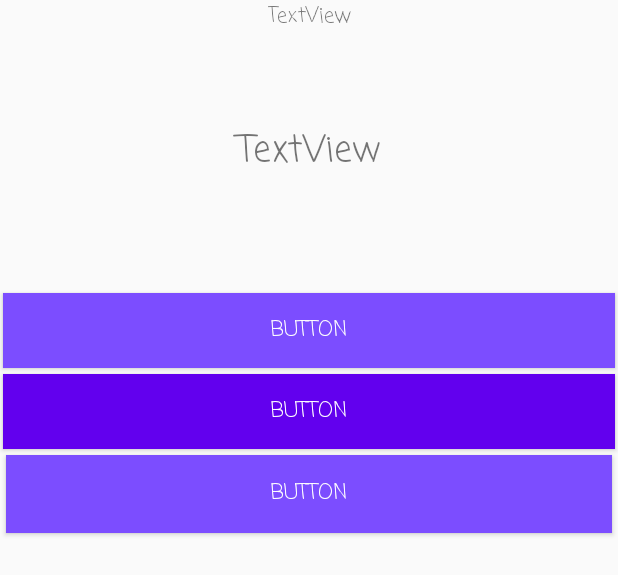
After one commit to InteligenciaArtificial2018/DakMiniGames, an Android app: the layout activity_traduccion.xml on its own in the app's theme, with its tools: preview values and no code run, on a phone screen of 412 x 824 dp. The commit adds this screen. Shown: the top 575 px of the screen. Run offline under Robolectric (Android 15) with nearby library versions, the phone set to English and light mode, and no system bars.

Commit message:
agregados en la base

```diff
--- a/app/src/main/java/com/example/dakaro/dakminigames/Menu.kt
+++ b/app/src/main/java/com/example/dakaro/dakminigames/Menu.kt
@@ -4,6 +4,7 @@ import android.content.Intent
 import android.support.v7.app.AppCompatActivity
 import android.os.Bundle
 import android.widget.Button
+import kotlinx.android.synthetic.main.activity_menu.*
 
 class Menu : AppCompatActivity() {
 
@@ -17,5 +18,9 @@ class Menu : AppCompatActivity() {
             val intent = Intent(this, Gramatica::class.java)
             startActivity(intent)
         }
+        btnTraduccion.setOnClickListener{
+            val intent = Intent(this, Traduccion::class.java)
+            startActivity(intent)
+        }
     }
 }
--- a/app/src/main/res/layout/activity_menu.xml
+++ b/app/src/main/res/layout/activity_menu.xml
@@ -25,7 +25,7 @@
             android:text="@string/txtInglesEspanol"
             android:layout_width="match_parent"
             android:layout_height="67dp" tools:layout_editor_absoluteY="29dp"
-            tools:layout_editor_absoluteX="16dp" android:id="@+id/btnInglesEspanol"
+            tools:layout_editor_absoluteX="16dp" android:id="@+id/btnTraduccion"
             android:background="@color/colorAccent" android:textColor="@android:color/background_light"
             android:fontFamily="casual"/>
     <Button
--- /dev/null
+++ b/app/src/main/res/layout/activity_traduccion.xml
@@ -0,0 +1,74 @@
+<?xml version="1.0" encoding="utf-8"?>
+<android.support.constraint.ConstraintLayout
+        xmlns:android="http://schemas.android.com/apk/res/android"
+        xmlns:tools="http://schemas.android.com/tools"
+        xmlns:app="http://schemas.android.com/apk/res-auto"
+        android:layout_width="match_parent"
+        android:layout_height="match_parent"
+        tools:context=".Traduccion">
+
+    <Button
+            android:text="Button"
+            android:layout_width="0dp"
+            android:layout_height="50dp"
+            android:id="@+id/btnRespuesta2"
+            app:layout_constraintTop_toBottomOf="@+id/btnRespuesta1"
+            app:layout_constraintEnd_toEndOf="parent" android:layout_marginEnd="2dp"
+            app:layout_constraintStart_toStartOf="parent" android:layout_marginStart="2dp"
+            android:layout_marginTop="4dp" app:layout_constraintHorizontal_bias="0.0"
+            android:background="@color/design_default_color_primary"
+            android:textColor="@android:color/background_light" android:fontFamily="casual"/>
+    <Button
+            android:text="Button"
+            android:layout_width="0dp"
+            android:layout_height="52dp"
+            android:id="@+id/btnRespuesta3"
+            app:layout_constraintTop_toBottomOf="@+id/btnRespuesta2"
+            app:layout_constraintEnd_toEndOf="parent"
+            app:layout_constraintStart_toStartOf="parent" android:layout_marginStart="4dp"
+            android:layout_marginEnd="4dp" android:layout_marginTop="4dp" app:layout_constraintHorizontal_bias="0.0"
+            android:background="@color/colorAccent" android:textColor="@android:color/background_light"
+            android:fontFamily="casual"
+    />
+    <TextView
+            android:text="TextView"
+            android:layout_width="wrap_content"
+            android:layout_height="wrap_content"
+            android:id="@+id/tvPuntaje" app:layout_constraintEnd_toEndOf="parent" android:layout_marginEnd="160dp"
+            app:layout_constraintTop_toTopOf="parent" app:layout_constraintStart_toStartOf="parent"
+            android:layout_marginStart="160dp" android:fontFamily="casual" android:textAlignment="center"/>
+    <TextView
+            android:text="TextView"
+            android:layout_width="0dp"
+            android:layout_height="wrap_content"
+            android:id="@+id/tvPregunta"
+            app:layout_constraintTop_toBottomOf="@+id/tvPuntaje"
+            app:layout_constraintEnd_toEndOf="parent" android:layout_marginEnd="60dp"
+            app:layout_constraintStart_toStartOf="parent" android:layout_marginStart="60dp"
+            app:layout_constraintHorizontal_bias="0.0" android:textSize="24sp" android:fontFamily="casual"
+            android:textAlignment="center" android:layout_marginTop="60dp"/>
+    <Button
+            android:text="Button"
+            android:layout_width="0dp"
+            android:layout_height="50dp"
+            android:id="@+id/btnRespuesta1" android:layout_marginTop="76dp"
+            app:layout_constraintTop_toBottomOf="@+id/tvPregunta" app:layout_constraintStart_toStartOf="parent"
+            android:layout_marginStart="2dp" app:layout_constraintEnd_toEndOf="parent" android:layout_marginEnd="2dp"
+            app:layout_constraintHorizontal_bias="0.0" android:background="@color/colorAccent"
+            android:textColor="@android:color/background_light" android:fontFamily="casual"/>
+
+    <com.airbnb.lottie.LottieAnimationView
+            android:layout_width="176dp"
+            android:layout_height="130dp"
+            android:id="@+id/successito"
+            app:layout_constraintTop_toBottomOf="@+id/btnRespuesta3"
+            app:lottie_imageAssetsFolder="assets"
+            app:lottie_fileName="success.json"
+            app:lottie_loop="false"
+            app:lottie_autoPlay="false"
+            android:layout_marginTop="44dp" android:layout_marginBottom="8dp"
+            app:layout_constraintBottom_toBottomOf="parent" tools:ignore="MissingConstraints"
+            app:layout_constraintVertical_bias="0.0" android:layout_marginStart="8dp"
+            app:layout_constraintStart_toStartOf="parent" android:layout_marginEnd="8dp"
+            app:layout_constraintEnd_toEndOf="parent"/>
+</android.support.constraint.ConstraintLayout>
```
Also changed, not shown: app/build.gradle (+11 -0 lines), app/src/main/java/com/example/dakaro/dakminigames/Gramatica.kt (+61 -32 lines), app/src/main/java/com/example/dakaro/dakminigames/Traduccion.kt (added, +7 -0 lines), app/src/main/java/com/example/dakaro/dakminigames/data/DakMiniGamesDatabase.kt (added, +35 -0 lines), app/src/main/java/com/example/dakaro/dakminigames/data/TGramatica.kt (added, +22 -0 lines), app/src/main/java/com/example/dakaro/dakminigames/data/TGramaticaDao.kt (added, +59 -0 lines), app/src/main/java/com/example/dakaro/dakminigames/data/TTraduccion.kt (added, +22 -0 lines), app/src/main/java/com/example/dakaro/dakminigames/data/TTraduccionDao.kt (added, +59 -0 lines), app/src/main/res/layout/activity_main.xml (+4 -3 lines).
